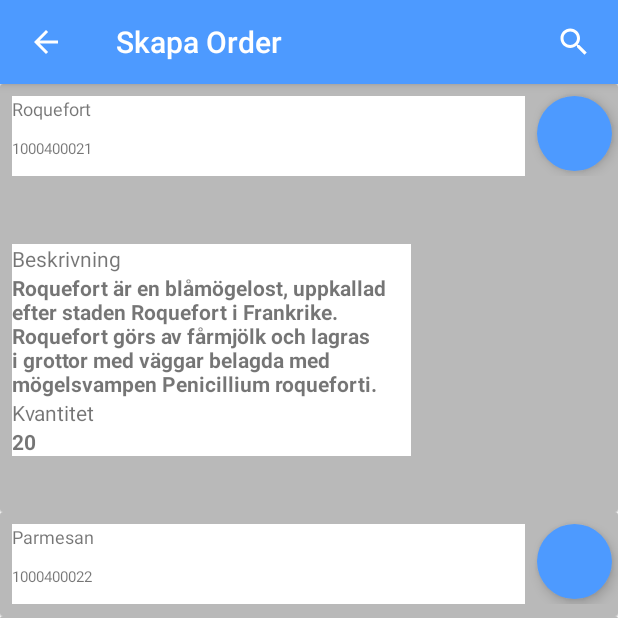
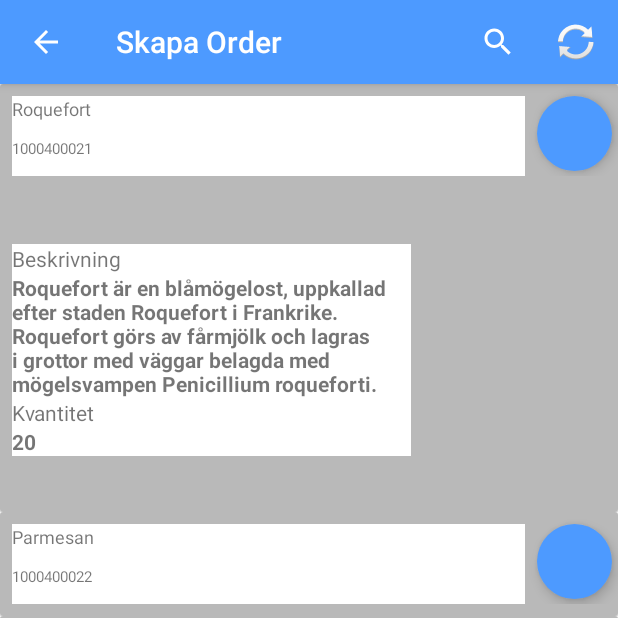
Before and after one commit to janderssonGIT/OrderApp, an Android app: the HomeActivity screen opened directly, with no data from a screen before it, after a tap on "SKAPA ORDER", on a phone screen of 412 x 824 dp, the top half of it. Run offline under Robolectric (Android 15) with nearby library versions, the phone set to English and light mode, and no system bars.

```diff
--- a/app/src/main/java/com/itintegration/orderapp/ui/assortment/AssortmentActivity.java
+++ b/app/src/main/java/com/itintegration/orderapp/ui/assortment/AssortmentActivity.java
@@ -7,9 +7,8 @@ import android.support.v7.widget.LinearLayoutManager;
 import android.support.v7.widget.RecyclerView;
 import android.support.v7.widget.SearchView;
 import android.support.v7.widget.Toolbar;
+import android.view.Menu;
 import android.view.MenuItem;
-import android.view.View;
-import android.widget.ImageButton;
 
 import com.itintegration.orderapp.R;
 import com.itintegration.orderapp.data.model.Article;
@@ -21,6 +20,7 @@ public class AssortmentActivity extends AppCompatActivity {
     RecyclerView recyclerView;
     AssortmentAdapter assortmentAdapter;
     List<Article> articleList;
+    private Menu mOptionsMenu;
 
     @Override
     protected void onCreate(Bundle savedInstanceState) {
@@ -37,14 +37,15 @@ public class AssortmentActivity extends AppCompatActivity {
         ActionBar ab = getSupportActionBar();
         ab.setTitle(R.string.assortment_title);
         ab.setDisplayHomeAsUpEnabled(true);
+    }
 
-        ImageButton btn = bar.findViewById(R.id.settingsButton);
-        btn.setVisibility(View.GONE); //TODO : set to gone by default
-        btn.setActivated(false);
-
-        final SearchView sv = findViewById(R.id.toolbar_searchView);
-        sv.setVisibility(View.VISIBLE);
+    @Override
+    public boolean onCreateOptionsMenu(Menu menu) {
+        mOptionsMenu = menu;
+        getMenuInflater().inflate(R.menu.toolbar_assortment, mOptionsMenu);
+        SearchView sv = (SearchView) menu.findItem(R.id.action_search).getActionView();
         sv.setMaxWidth(Integer.MAX_VALUE);
+        return true;
     }
 
     /**
@@ -55,12 +56,13 @@ public class AssortmentActivity extends AppCompatActivity {
     public boolean onOptionsItemSelected(MenuItem item) {
         switch (item.getItemId()) {
             case android.R.id.home:
-                SearchView sv = findViewById(R.id.toolbar_searchView);
+                SearchView sv = (SearchView) mOptionsMenu.findItem(R.id.action_search).getActionView();
                 if (sv.getQuery().length() > 0) {
                     sv.setQuery("", true);
                     return false;
                 } else {
                     onBackPressed();
+                    overridePendingTransition(R.anim.left_in, R.anim.right_out);
                     return true;
                 }
         }
--- a/app/src/main/java/com/itintegration/orderapp/ui/home/HomeActivity.java
+++ b/app/src/main/java/com/itintegration/orderapp/ui/home/HomeActivity.java
@@ -10,8 +10,7 @@ import android.view.MenuInflater;
 import android.view.MenuItem;
 import android.view.View;
 import android.widget.Button;
-import android.widget.ImageButton;
-import android.widget.TextView;
+import android.support.v7.widget.AppCompatImageButton;
 
 import com.itintegration.orderapp.R;
 import com.itintegration.orderapp.ui.assortment.AssortmentActivity;
@@ -44,7 +43,7 @@ public class HomeActivity extends AppCompatActivity implements PopupMenu.OnMenuI
             public void onClick(View view) {
                 Intent intent = new Intent(mContext, AssortmentActivity.class);
                 startActivity(intent);
-                overridePendingTransition(R.anim.fade_in, R.anim.fade_out);
+                overridePendingTransition(R.anim.right_in, R.anim.left_out);
             }
         });
     }
@@ -54,7 +53,8 @@ public class HomeActivity extends AppCompatActivity implements PopupMenu.OnMenuI
         setSupportActionBar(bar);
         getSupportActionBar().setTitle(R.string.home_title);
 
-        ImageButton settings_btn = findViewById(R.id.settingsButton);
+        AppCompatImageButton settings_btn = findViewById(R.id.settingsButton);
+        settings_btn.setVisibility(View.VISIBLE);
         settings_btn.setOnClickListener(new View.OnClickListener() {
             @Override
             public void onClick(View view) {
@@ -78,7 +78,7 @@ public class HomeActivity extends AppCompatActivity implements PopupMenu.OnMenuI
             case R.id.popupSettings:
                 intent = new Intent(mContext, SettingsActivity.class);
                 startActivity(intent);
-                overridePendingTransition(R.anim.fade_in, R.anim.fade_out);
+                overridePendingTransition(R.anim.right_in, R.anim.left_out);
                 return true;
             case R.id.popupLogout:
                 intent = new Intent(mContext, SignInActivity.class);
--- a/app/src/main/java/com/itintegration/orderapp/ui/settings/SettingsActivity.java
+++ b/app/src/main/java/com/itintegration/orderapp/ui/settings/SettingsActivity.java
@@ -72,6 +72,7 @@ public class SettingsActivity extends AppCompatActivity {
         switch (item.getItemId()) {
             case android.R.id.home:
                 onBackPressed();
+                overridePendingTransition(R.anim.left_in, R.anim.right_out);
                 return true;
         }
 
--- a/app/src/main/java/com/itintegration/orderapp/ui/signin/SignInActivity.java
+++ b/app/src/main/java/com/itintegration/orderapp/ui/signin/SignInActivity.java
@@ -33,7 +33,7 @@ public class SignInActivity extends AppCompatActivity {
     protected void onCreate(Bundle savedInstanceState) {
         super.onCreate(savedInstanceState);
         mBinding = DataBindingUtil.setContentView(this, R.layout.activity_sign_in);
-        loadImage();
+        //loadImage();
     }
 
     public void load(View view) {
--- /dev/null
+++ b/app/src/main/res/anim-v21/left_in.xml
@@ -0,0 +1,7 @@
+<?xml version="1.0" encoding="utf-8"?>
+<translate xmlns:android="http://schemas.android.com/apk/res/android"
+    android:duration="300"
+    android:fromXDelta="-100%"
+    android:toXDelta="0%"
+    android:interpolator="@android:anim/decelerate_interpolator"
+    />
--- /dev/null
+++ b/app/src/main/res/anim-v21/left_out.xml
@@ -0,0 +1,6 @@
+<?xml version="1.0" encoding="utf-8"?>
+<translate xmlns:android="http://schemas.android.com/apk/res/android"
+    android:duration="300"
+    android:fromXDelta="0%"
+    android:interpolator="@android:anim/decelerate_interpolator"
+    android:toXDelta="-100%" />
--- /dev/null
+++ b/app/src/main/res/anim-v21/right_in.xml
@@ -0,0 +1,7 @@
+<?xml version="1.0" encoding="utf-8"?>
+<translate xmlns:android="http://schemas.android.com/apk/res/android"
+    android:duration="300"
+    android:fromXDelta="100%"
+    android:toXDelta="0%"
+    android:interpolator="@android:anim/decelerate_interpolator"
+    />
--- /dev/null
+++ b/app/src/main/res/anim-v21/right_out.xml
@@ -0,0 +1,6 @@
+<?xml version="1.0" encoding="utf-8"?>
+<translate xmlns:android="http://schemas.android.com/apk/res/android"
+    android:duration="300"
+    android:fromXDelta="0%"
+    android:interpolator="@android:anim/decelerate_interpolator"
+    android:toXDelta="100%" />
--- a/app/src/main/res/layout/toolbar_main.xml
+++ b/app/src/main/res/layout/toolbar_main.xml
@@ -12,25 +12,15 @@
     app:layout_scrollFlags="scroll|enterAlways|snap"
     app:collapseIcon="@drawable/ic_group_collapse_00">
 
-    <ImageButton
+    <android.support.v7.widget.AppCompatImageButton
         android:id="@+id/settingsButton"
-        android:elevation="8dp"
         android:layout_width="30dp"
         android:layout_height="30dp"
         android:layout_gravity="end"
         android:layout_marginEnd="12dp"
         android:layout_marginTop="14dp"
+        android:background="@drawable/ic_settings_cog"
         android:contentDescription="admin"
-        android:background="@drawable/ic_settings_cog"
-        android:visibility="visible"/>
-
-    <android.support.v7.widget.SearchView
-        android:id="@+id/toolbar_searchView"
-        android:layout_width="wrap_content"
-        android:layout_height="wrap_content"
-        android:layout_alignParentEnd="true"
-        android:layout_centerVertical="true"
-        android:layout_gravity="end"
         android:visibility="gone" />
 
 </android.support.v7.widget.Toolbar>
--- /dev/null
+++ b/app/src/main/res/menu/toolbar_assortment.xml
@@ -0,0 +1,23 @@
+<?xml version="1.0" encoding="utf-8"?>
+<menu xmlns:android="http://schemas.android.com/apk/res/android"
+    xmlns:app="http://schemas.android.com/apk/res-auto">
+
+    <group
+        android:enabled="true"
+        android:visible="true">
+        <item
+            android:id="@+id/action_search"
+            android:icon="@android:drawable/ic_menu_search"
+            android:title="Search"
+            app:actionViewClass="android.support.v7.widget.SearchView"
+            app:showAsAction="ifRoom" />
+
+        <item
+            android:id="@+id/cartButton"
+            android:icon="@android:drawable/ic_popup_sync"
+            android:title="Cart"
+            app:showAsAction="ifRoom" />
+        <!--app:actionViewClass="android.support.v7.widget.AppCompatButton-->
+
+    </group>
+</menu>
--- a/app/src/main/res/menu/toolbar_menu.xml
+++ b/app/src/main/res/menu/toolbar_menu.xml
@@ -1,9 +1,11 @@
 <?xml version="1.0" encoding="utf-8"?>
-<menu xmlns:android="http://schemas.android.com/apk/res/android">
+<menu xmlns:android="http://schemas.android.com/apk/res/android"
+    xmlns:app="http://schemas.android.com/apk/res-auto">
     <item
         android:id="@+id/popupSettings"
         android:title="@string/settings"/>
     <item
         android:id="@+id/popupLogout"
         android:title="@string/logout"/>
+
 </menu>
--- a/app/src/main/res/values/strings.xml
+++ b/app/src/main/res/values/strings.xml
@@ -10,4 +10,7 @@
     <string name="assortment_title">Skapa Order</string>
     <string name="assortment_search_hint">Sök artikel</string>
     <string name="settings">Inställningar</string>
+
+    <!-- TODO: Remove or change this placeholder text -->
+    <string name="hello_blank_fragment">Hello blank fragment</string>
 </resources>
```
Also changed, not shown: app/build.gradle (+10 -9 lines), app/src/main/java/com/itintegration/orderapp/ui/assortment/AssortmentFragment.java (added, +139 -0 lines), app/src/main/java/com/itintegration/orderapp/ui/assortment/NewAssortmentActivity.java (added, +24 -0 lines), app/src/main/res/layout/assortment_container.xml (added, +20 -0 lines), app/src/main/res/layout/fragment_assortment.xml (added, +13 -0 lines), app/src/main/res/layout/fragment_recycler_listview.xml (added, +12 -0 lines), app/src/main/res/values/styles.xml (+12 -0 lines).
